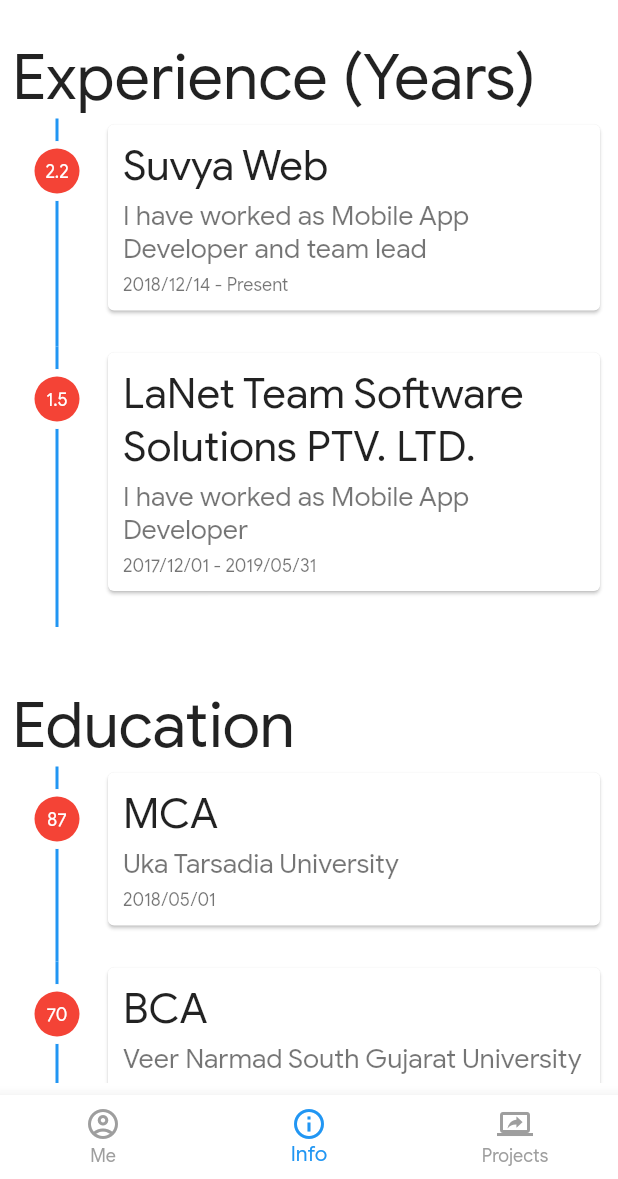
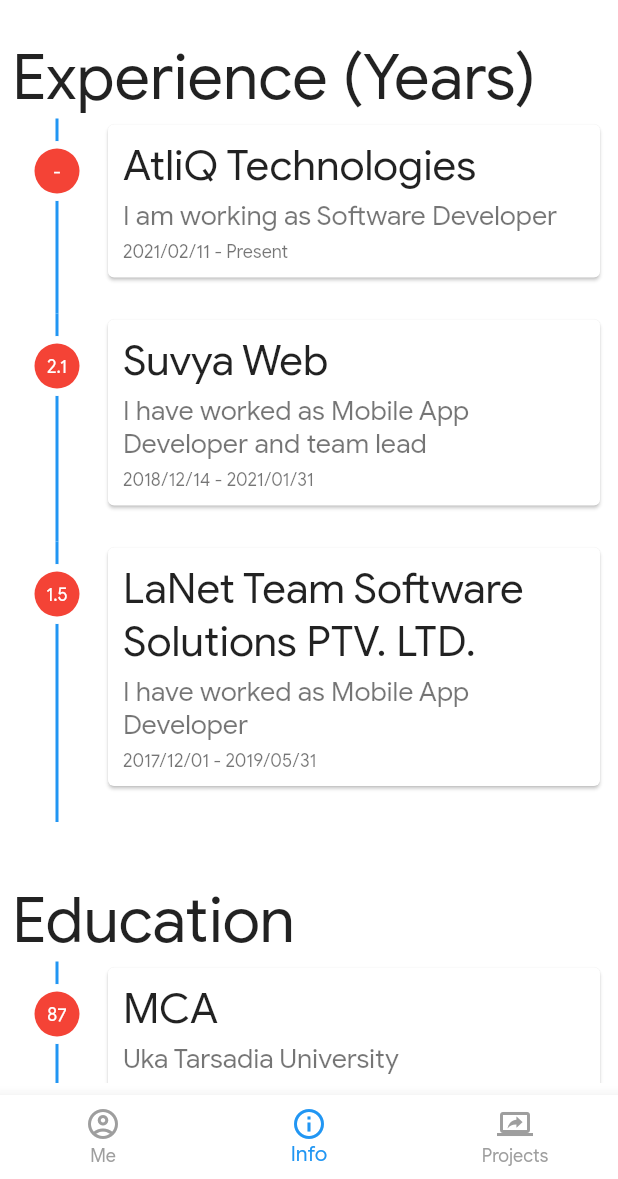
Before and after one commit to hardikgpatel/hardikpatel_portfolio, a Flutter app: the screen it shows after launch, item 2 of the bottom bar chosen, on a phone screen of 412 x 824 dp, the part 57-1236 px from its top. Run offline on Flutter 3.47's test engine with Material 2 defaults, Android fonts, the phone set to English and light mode, and no system bars; missing offline and left inert: dart:html.

Commit message:
Adding Atliq

```diff
--- a/lib/screens/info_screen.dart
+++ b/lib/screens/info_screen.dart
@@ -14,10 +14,16 @@
 class _InfoScreenState extends State<InfoScreen> {
   List<ExperienceModel> _exp = [
     ExperienceModel(
+      companyName: 'AtliQ Technologies',
+      description: 'I am working as Software Developer',
+      startDate: DateTime(2021, 2, 11),
+      endDate: null,
+    ),
+    ExperienceModel(
       companyName: 'Suvya Web',
       description: 'I have worked as Mobile App Developer and team lead',
       startDate: DateTime(2018, 12, 14),
-      endDate: null,
+      endDate: DateTime(2021, 1, 31),
     ),
     ExperienceModel(
       companyName: 'LaNet Team Software Solutions PTV. LTD.',
@@ -118,7 +124,10 @@
 
   _getDiff(DateTime start, DateTime end) {
     final difference = (end.difference(start).inDays / 365).toStringAsFixed(1);
-    return difference;
+    if(double.parse(difference) > 0) {
+      return difference;
+    }
+    return '-';
   }
 
   Widget experienceItem(ExperienceModel experienceModel) {
--- a/pubspec.yaml
+++ b/pubspec.yaml
@@ -26,7 +26,6 @@
   google_fonts: ^1.1.1
   flutter_screenutil: ^3.0.2
   http: ^0.12.2
-  pdf_flutter: any
 
 
   # The following adds the Cupertino Icons font to your application.
```
Also changed, not shown: pubspec.lock, 2 other files.
